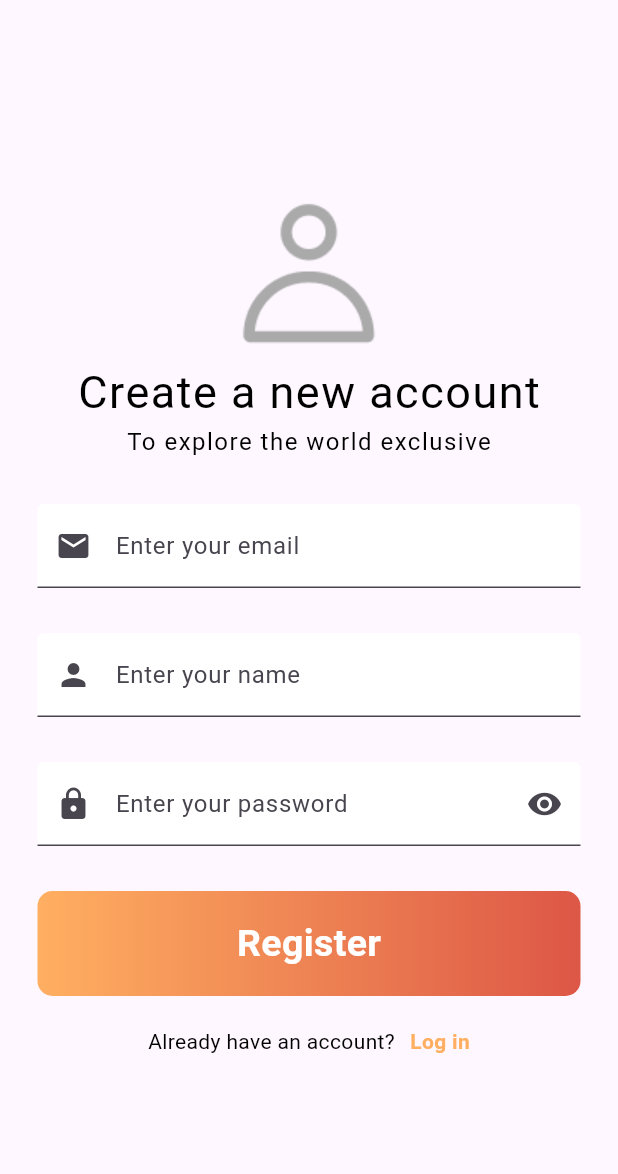
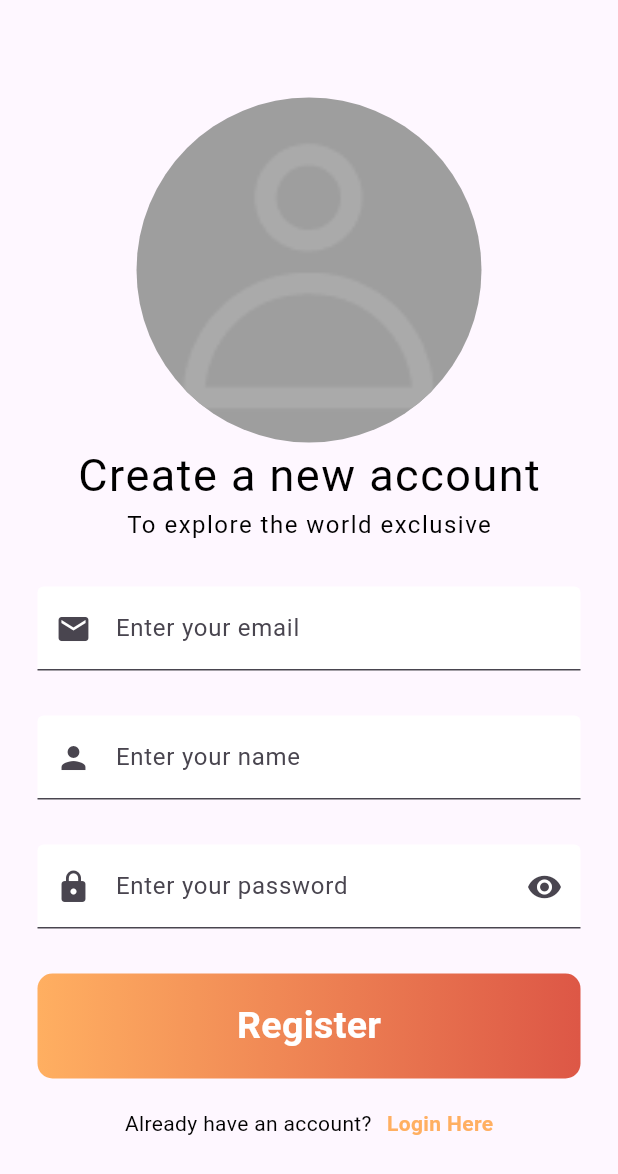
Before and after one commit to Nylast-bit/app_store, a Flutter app: the screen it shows after launch, after a tap on "Register here", on a phone screen of 412 x 824 dp. Shown: the top 1174 px of the screen. Run offline on Flutter 3.47's test engine with Material 3 defaults, Android fonts, the phone set to English and light mode, and no system bars; our stand-ins replace firebase_core; accounts and stored records are empty.

```diff
--- a/lib/Buyers/view/screens/authentication_screens/register_screen.dart
+++ b/lib/Buyers/view/screens/authentication_screens/register_screen.dart
@@ -1,61 +1,110 @@
 import 'package:appmovil/Buyers/view/screens/authentication_screens/login_screen.dart';
+import 'package:flutter/cupertino.dart';
 import 'package:flutter/material.dart';
 
-class RegisterScreen extends StatelessWidget {
+class RegisterScreen extends StatefulWidget {
+  RegisterScreen({super.key});
 
+  @override
+  State<RegisterScreen> createState() => _RegisterScreenState();
+}
+
+class _RegisterScreenState extends State<RegisterScreen> {
+  GlobalKey<FormState> _formKey = GlobalKey<FormState>();
+
+  late String userName;
+  late String password;
+  late String email;
+
+  registerUser(){
+    if(_formKey.currentState!.validate()){
+      print('validado');
+    }
+    else{
+      print('error');
+    }
+  }
 //Naranja 0xffFFAF61
   @override
   Widget build(BuildContext context) {
     return Scaffold(
       body: Center(
+        child: SingleChildScrollView(
           child: Padding(
             padding: const EdgeInsets.all(25.0),
+            child: Form(
+              key: _formKey,
               child: Column(
                 mainAxisAlignment: MainAxisAlignment.center,
                 children: [
-             Image.asset('assets/icons/user.png', ),
-              Text('Create a new account',
+                  const CircleAvatar(
+                    backgroundImage: AssetImage('assets/icons/user.png'),
+                    radius: 115,
+                    backgroundColor: Colors.grey,
+                  ),
+                  Text(
+                    'Create a new account',
                     style: TextStyle(
                       fontSize: 30,
                       color: Color(0xff000000),
                       letterSpacing: 1,
                     ),
                   ),
-
-
-              Text('To explore the world exclusive',
+                  Text(
+                    'To explore the world exclusive',
                     style: TextStyle(
                       fontSize: 16,
                       color: Color(0xff000000),
                       letterSpacing: 1,
                     ),
                   ),
-              SizedBox(height: 30,),
-
+                  SizedBox(
+                    height: 30,
+                  ),
                   TextFormField(
+                    validator: (value) {
+                      if (value!.isEmpty) {
+                        return 'Please enter valid email';
+                      } else {
+                        return null;
+                      }
+                    },
                     decoration: InputDecoration(
                         fillColor: Colors.white,
                         filled: true,
                         prefixIcon: Icon(Icons.email),
                         labelText: "Enter your email",
-                  hintText: "youremail@example.com"
+                        hintText: "youremail@example.com"),
                   ),
+                  SizedBox(
+                    height: 30,
                   ),
-              SizedBox(height: 30,),
-
                   TextFormField(
+                    validator: (value) {
+                      if (value!.isEmpty) {
+                        return 'Please enter a Name';
+                      } else {
+                        return null;
+                      }
+                    },
                     decoration: InputDecoration(
                         fillColor: Colors.white,
                         filled: true,
                         prefixIcon: Icon(Icons.person),
                         labelText: "Enter your name",
-                    hintText: "John Doe"
+                        hintText: "John Doe"),
                   ),
+                  SizedBox(
+                    height: 30,
                   ),
-
-              SizedBox(height: 30,),
-
                   TextFormField(
+                    validator: (value) {
+                      if (value!.isEmpty) {
+                        return 'Please enter a password';
+                      } else {
+                        return null;
+                      }
+                    },
                     obscureText: true,
                     decoration: InputDecoration(
                       fillColor: Colors.white,
@@ -65,8 +114,14 @@ class RegisterScreen extends StatelessWidget {
                       labelText: "Enter your password",
                     ),
                   ),
-              SizedBox(height: 30,),
-              Container(
+                  SizedBox(
+                    height: 30,
+                  ),
+                  GestureDetector(
+                    onTap: () {
+                      registerUser();
+                    },
+                    child: Container(
                       height: 70,
                       width: double.infinity,
                       decoration: BoxDecoration(
@@ -78,36 +133,43 @@ class RegisterScreen extends StatelessWidget {
                         ),
                         borderRadius: BorderRadius.circular(10.0),
                       ),
-               child:Center(
-                 child: Text('Register',
+                      child: Center(
+                        child: Text(
+                          'Register',
                           style: TextStyle(
                             fontSize: 25,
                             color: Colors.white,
                             fontWeight: FontWeight.bold,
-
                           ),
                         ),
                       ),
-
                     ),
-            SizedBox(height: 20,),
+                  ),
+                  SizedBox(
+                    height: 20,
+                  ),
                   Row(
                     mainAxisAlignment: MainAxisAlignment.center,
                     children: [
-                Text('Already have an account?',
+                      Text(
+                        'Already have an account?',
                         style: TextStyle(
                           color: Color(0xff000000),
                         ),
                       ),
-                SizedBox(width: 10,),
-
+                      SizedBox(
+                        width: 10,
+                      ),
                       InkWell(
                         onTap: () {
-                    Navigator.push(context,MaterialPageRoute(builder: (context){
+                          Navigator.push(context, MaterialPageRoute(
+                            builder: (context) {
                               return LoginScreen();
-                    },));
                             },
-                  child: Text('Log in',
+                          ));
+                        },
+                        child: Text(
+                          'Login Here',
                           style: TextStyle(
                             fontWeight: FontWeight.bold,
                             color: Color(0xffFFAF61),
@@ -120,6 +182,8 @@ class RegisterScreen extends StatelessWidget {
               ),
             ),
           ),
+        ),
+      ),
     );
   }
 }
--- a/lib/main.dart
+++ b/lib/main.dart
@@ -1,7 +1,24 @@
+import 'dart:io';
+
 import 'package:appmovil/Buyers/view/screens/authentication_screens/login_screen.dart';
+import 'package:firebase_core/firebase_core.dart';
 import 'package:flutter/material.dart';
 
-void main() => runApp(MyApp());
+void main() async {
+  WidgetsFlutterBinding.ensureInitialized();
+  Platform.isAndroid
+  ? await Firebase.initializeApp(
+    options: FirebaseOptions(
+        apiKey: "AIzaSyCeRtE0Szqgp9DeKRU0NHCSujTSbBOHZZc",
+        appId: "1:1000882735105:android:9583ef5c1dc9ee63bc5800",
+        messagingSenderId: "1000882735105",
+        projectId:  "app-store-6940c",
+        storageBucket: "gs://app-store-6940c.appspot.com"
+    )
+  )
+  : await Firebase.initializeApp();
+  runApp(MyApp());
+}
 
 class MyApp extends StatelessWidget {
   @override
--- a/pubspec.yaml
+++ b/pubspec.yaml
@@ -32,9 +32,15 @@ dependencies:
     sdk: flutter
 
 
+
+
   # The following adds the Cupertino Icons font to your application.
   # Use with the CupertinoIcons class for iOS style icons.
   cupertino_icons: ^1.0.6
+  firebase_auth: ^4.19.5
+  firebase_core: ^2.31.0
+  cloud_firestore: ^4.17.3
+  firebase_storage: ^11.7.5
   google_fonts: ^6.2.1
 
 dev_dependencies:
```
Also changed, not shown: pubspec.lock, 6 other files. Lines whose indentation alone changed are shown as unchanged.
